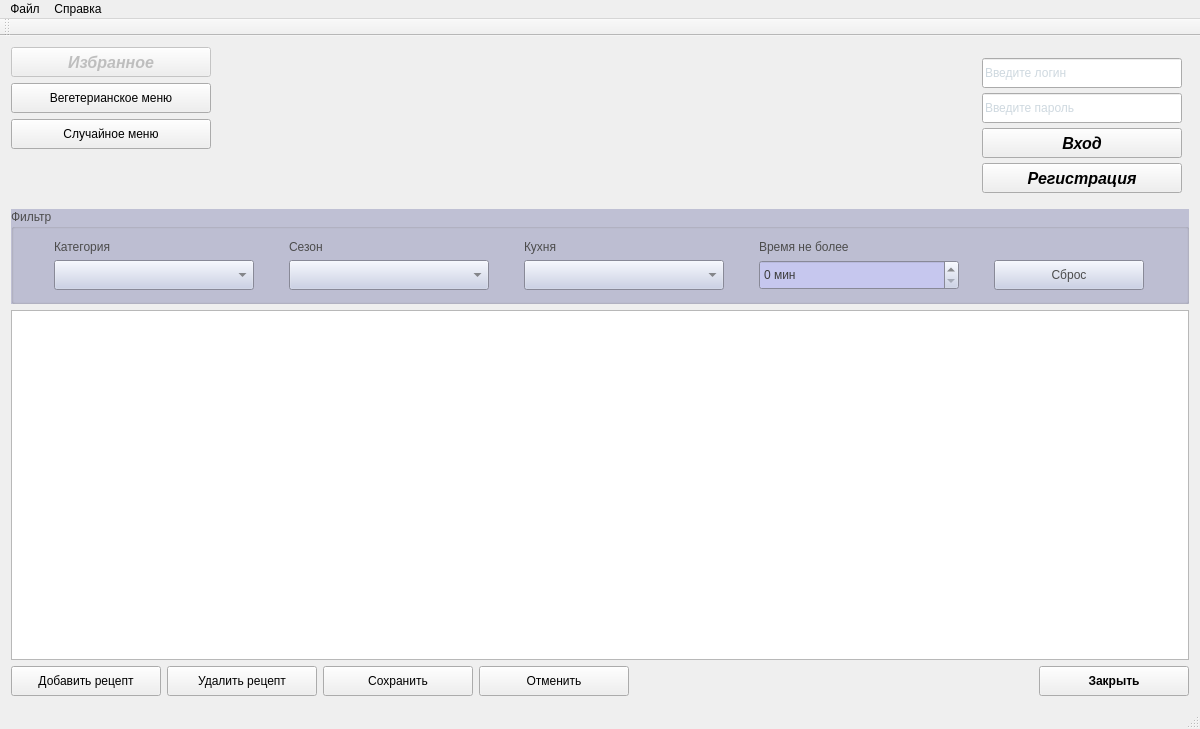
Old version of the form mainwindow.ui in the repository Dr-Neiron/QtCookBook.
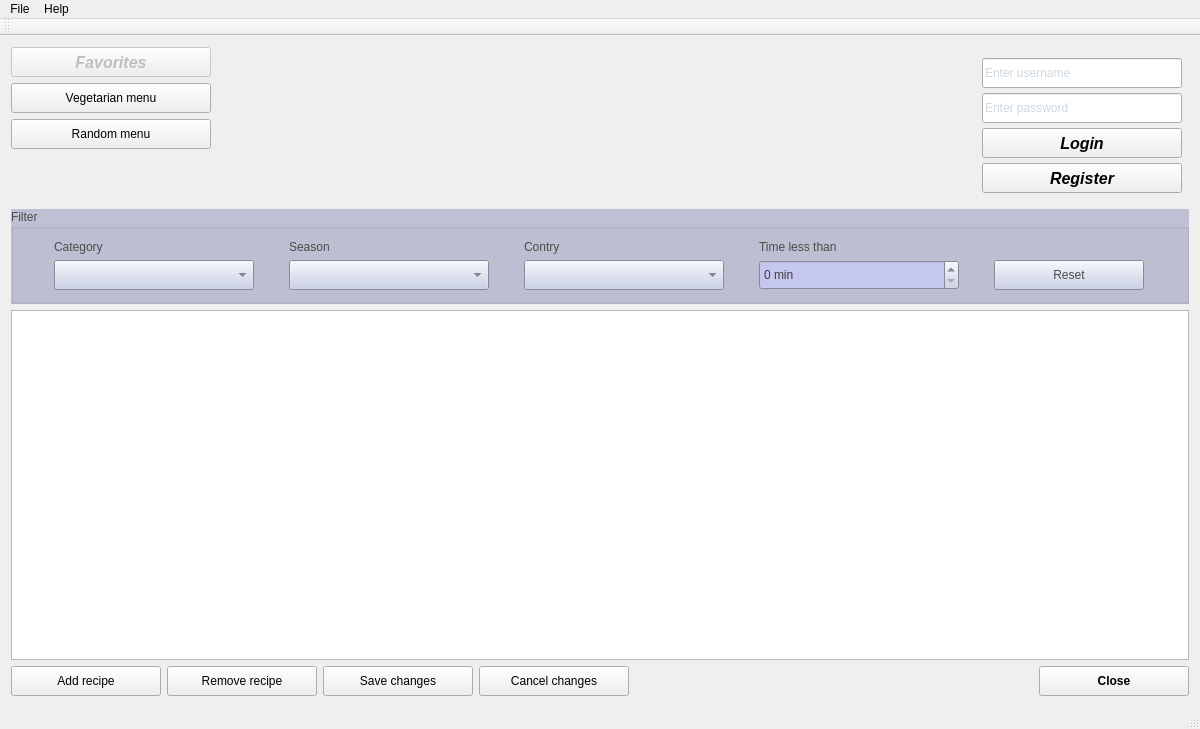
New version of the form. Icons and pictures are not drawn.

Commit message: close #11 - removed all russian strings. translation updated

```diff
--- a/mainwindow.ui
+++ b/mainwindow.ui
@@ -53,7 +53,7 @@
            <enum>Qt::LeftToRight</enum>
           </property>
           <property name="text">
-           <string>Избранное</string>
+           <string>Favorites</string>
           </property>
           <property name="checkable">
            <bool>true</bool>
@@ -78,7 +78,7 @@
            <string>Отображать только вегетарианские блюда</string>
           </property>
           <property name="text">
-           <string>Вегетерианское меню</string>
+           <string>Vegetarian menu</string>
           </property>
           <property name="checkable">
            <bool>true</bool>
@@ -103,7 +103,7 @@
            <string>Случайно выбрать 3 блюда: завтрак, обед и ужин</string>
           </property>
           <property name="text">
-           <string>Случайное меню</string>
+           <string>Random menu</string>
           </property>
          </widget>
         </item>
@@ -226,7 +226,7 @@
              <string/>
             </property>
             <property name="placeholderText">
-             <string>Введите логин</string>
+             <string>Enter username</string>
             </property>
            </widget>
           </item>
@@ -288,7 +288,7 @@
              <enum>QLineEdit::Password</enum>
             </property>
             <property name="placeholderText">
-             <string>Введите пароль</string>
+             <string>Enter password</string>
             </property>
            </widget>
           </item>
@@ -323,7 +323,7 @@
              <enum>Qt::LeftToRight</enum>
             </property>
             <property name="text">
-             <string>Вход</string>
+             <string>Login</string>
             </property>
            </widget>
           </item>
@@ -355,7 +355,7 @@
              <string>Зарегистрировать нового пользователя</string>
             </property>
             <property name="text">
-             <string>Регистрация</string>
+             <string>Register</string>
             </property>
             <property name="flat">
              <bool>false</bool>
@@ -792,13 +792,13 @@
        <bool>true</bool>
       </property>
       <property name="title">
-       <string>Фильтр</string>
+       <string>Filter</string>
       </property>
       <layout class="QGridLayout" name="gridLayout">
        <item row="0" column="0">
         <widget class="QLabel" name="label_2">
          <property name="text">
-          <string>Категория</string>
+          <string>Category</string>
          </property>
          <property name="buddy">
           <cstring>types_comboBox</cstring>
@@ -808,7 +808,7 @@
        <item row="0" column="1">
         <widget class="QLabel" name="label_3">
          <property name="text">
-          <string>Сезон</string>
+          <string>Season</string>
          </property>
          <property name="buddy">
           <cstring>season_comboBox</cstring>
@@ -818,7 +818,7 @@
        <item row="0" column="2">
         <widget class="QLabel" name="label_4">
          <property name="text">
-          <string>Кухня</string>
+          <string>Contry</string>
          </property>
          <property name="buddy">
           <cstring>contry_comboBox</cstring>
@@ -828,7 +828,7 @@
        <item row="0" column="3">
         <widget class="QLabel" name="label_5">
          <property name="text">
-          <string>Время не более</string>
+          <string>Time less than</string>
          </property>
          <property name="buddy">
           <cstring>spinBox</cstring>
@@ -910,7 +910,7 @@
           <string>&lt;html&gt;&lt;head/&gt;&lt;body&gt;&lt;p&gt;Отображать блюда с временем приготовления не более указанного.&lt;/p&gt;&lt;p&gt;&lt;span style=&quot; font-style:italic;&quot;&gt;Установите &lt;/span&gt;&lt;span style=&quot; font-weight:600; font-style:italic;&quot;&gt;&amp;quot;0&amp;quot;&lt;/span&gt;&lt;span style=&quot; font-style:italic;&quot;&gt; чтобы отображать все блюда.&lt;/span&gt;&lt;/p&gt;&lt;/body&gt;&lt;/html&gt;</string>
          </property>
          <property name="suffix">
-          <string> мин</string>
+          <string> min</string>
          </property>
          <property name="maximum">
           <number>500</number>
@@ -935,7 +935,7 @@
           <string>Сбросить все фильтры и отобразить все блюда</string>
          </property>
          <property name="text">
-          <string>Сброс</string>
+          <string>Reset</string>
          </property>
         </widget>
        </item>
@@ -978,7 +978,7 @@
          <string>Добавить новый рецепт</string>
         </property>
         <property name="text">
-         <string>Добавить рецепт</string>
+         <string>Add recipe</string>
         </property>
        </widget>
       </item>
@@ -1000,7 +1000,7 @@
          <string>Удалить выбранный рецепт</string>
         </property>
         <property name="text">
-         <string>Удалить рецепт</string>
+         <string>Remove recipe</string>
         </property>
        </widget>
       </item>
@@ -1016,7 +1016,7 @@
          <string>Сохранить внсенные в базу изменения</string>
         </property>
         <property name="text">
-         <string>Сохранить</string>
+         <string>Save changes</string>
         </property>
        </widget>
       </item>
@@ -1032,7 +1032,7 @@
          <string>Сбросить внесенные изменения</string>
         </property>
         <property name="text">
-         <string>Отменить</string>
+         <string>Cancel changes</string>
         </property>
        </widget>
       </item>
@@ -1073,7 +1073,7 @@
          <string>Выйти из программы</string>
         </property>
         <property name="text">
-         <string>Закрыть</string>
+         <string>Close</string>
         </property>
        </widget>
       </item>
@@ -1092,7 +1092,7 @@
    </property>
    <widget class="QMenu" name="menu">
     <property name="title">
-     <string>Файл</string>
+     <string>File</string>
     </property>
     <addaction name="random"/>
     <addaction name="vegetarian"/>
@@ -1101,7 +1101,7 @@
    </widget>
    <widget class="QMenu" name="menu_2">
     <property name="title">
-     <string>Справка</string>
+     <string>Help</string>
     </property>
     <addaction name="help"/>
     <addaction name="about"/>
```
Left out of the diff: 44 changed lines with no effect on the pictures. The commit also changes 2 other files.
